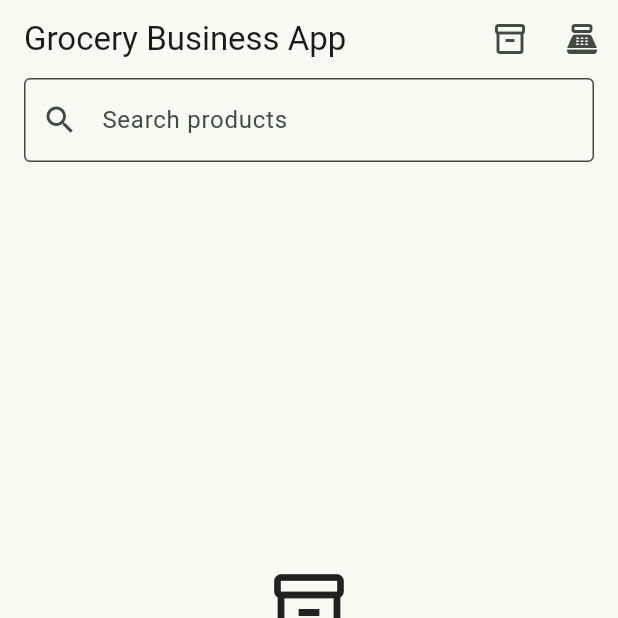
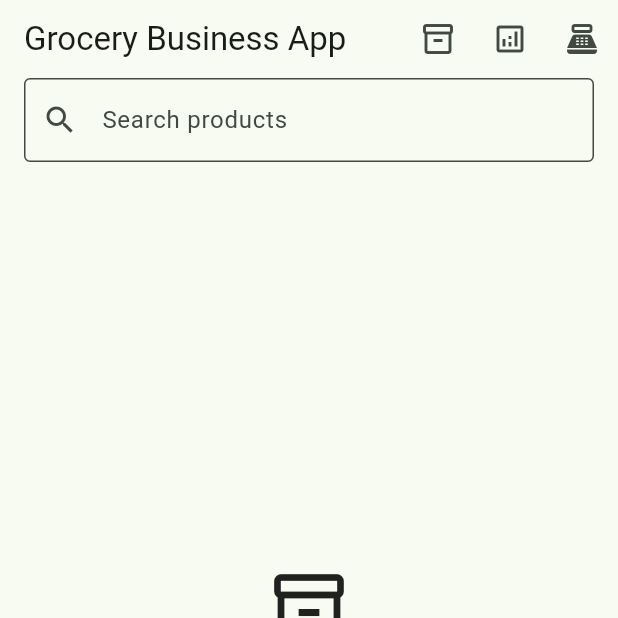
Before and after one commit to JasonScottCManalo12/grocery-business-app, a Flutter app: the screen it shows after launch, on a phone screen of 412 x 824 dp, the top half of it. Run offline on Flutter 3.47's test engine with Material 3 defaults, Android fonts, the phone set to English and light mode, and no system bars; our stand-ins replace sqflite; accounts and stored records are empty.

Commit message:
feat: add accounting report navigation

```diff
--- a/lib/main.dart
+++ b/lib/main.dart
@@ -1,5 +1,6 @@
 import 'package:flutter/material.dart';
 
+import 'accounting/accounting_page.dart';
 import 'data/product_repository.dart';
 import 'data/sales_repository.dart';
 import 'models/product.dart';
@@ -242,8 +243,10 @@ class _ProductCataloguePageState extends State<ProductCataloguePage> {
       appBar: AppBar(
         title: const Text('Grocery Business App'),
         actions: [
-          if (widget.store is ProductRepository)
+          if (widget.store is ProductRepository) ...[
             IconButton(key: const Key('open-inventory'), tooltip: 'Open inventory and movement history', icon: const Icon(Icons.inventory_2_outlined), onPressed: _openInventory),
+            IconButton(key: const Key('open-accounting'), tooltip: 'Inventory valuation and gross profit', icon: const Icon(Icons.analytics_outlined), onPressed: () => Navigator.of(context).push(MaterialPageRoute<void>(builder: (_) => AccountingPage(repository: widget.store as ProductRepository)))),
+          ],
           IconButton(key: const Key('open-pos'), tooltip: 'Open POS checkout', icon: const Icon(Icons.point_of_sale), onPressed: _openPos),
         ],
         bottom: PreferredSize(
```
